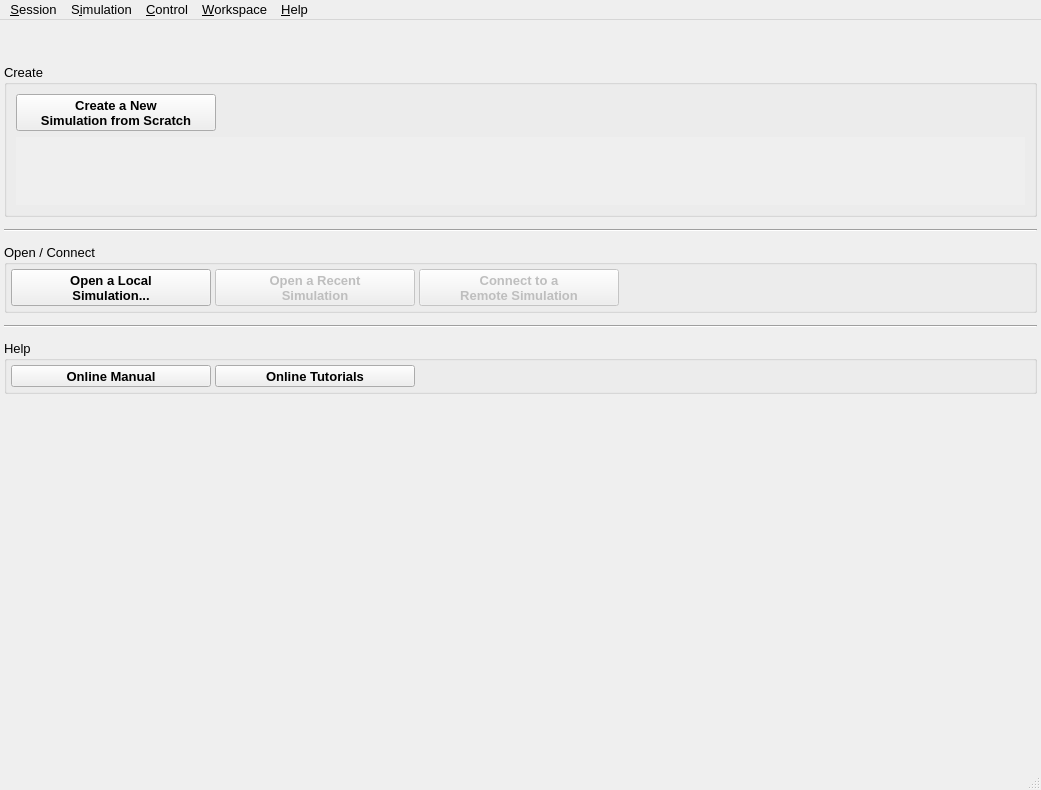
This is src/gui/gui.ui in disorderedmaterials/dissolve as Qt 5 draws it before an edit. The edited form follows.
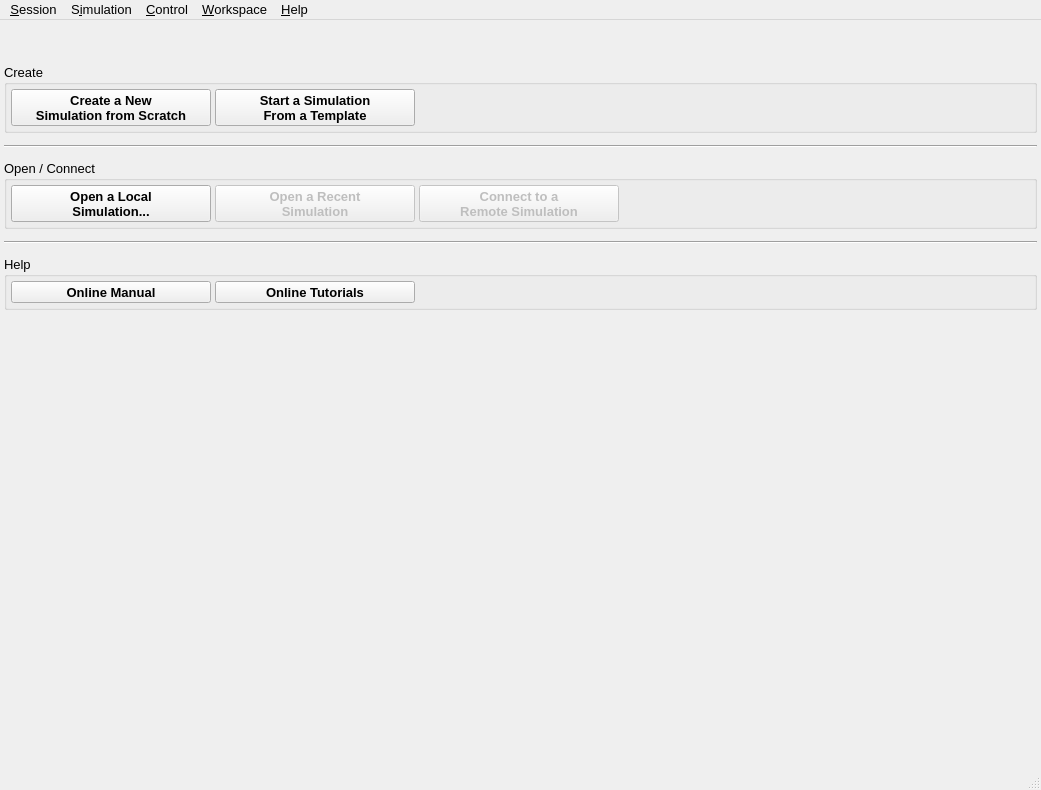
This is the edited form. The open tabs and pages were chosen to show the change. Icons and pictures are not drawn. Custom widgets are drawn as their Qt base class.

Commit message: Add system template selection dialog.

```diff
--- a/src/gui/gui.ui
+++ b/src/gui/gui.ui
@@ -85,24 +85,21 @@
           <property name="flat">
            <bool>false</bool>
           </property>
-          <layout class="QVBoxLayout" name="verticalLayout_4">
-           <item>
-            <widget class="QWidget" name="StartCreateWidget" native="true">
-             <layout class="QHBoxLayout" name="horizontalLayout_3">
+          <layout class="QHBoxLayout" name="horizontalLayout_5">
               <property name="spacing">
-               <number>0</number>
+            <number>4</number>
               </property>
               <property name="leftMargin">
-               <number>0</number>
+            <number>4</number>
               </property>
               <property name="topMargin">
-               <number>0</number>
+            <number>4</number>
               </property>
               <property name="rightMargin">
-               <number>0</number>
+            <number>4</number>
               </property>
               <property name="bottomMargin">
-               <number>0</number>
+            <number>4</number>
               </property>
               <item>
                <widget class="QToolButton" name="StartCreateNewButton">
@@ -144,6 +141,46 @@
                 </property>
                </widget>
               </item>
+           <item>
+            <widget class="QToolButton" name="StartCreateFromTemplateButton">
+             <property name="sizePolicy">
+              <sizepolicy hsizetype="Expanding" vsizetype="Expanding">
+               <horstretch>0</horstretch>
+               <verstretch>0</verstretch>
+              </sizepolicy>
+             </property>
+             <property name="maximumSize">
+              <size>
+               <width>200</width>
+               <height>200</height>
+              </size>
+             </property>
+             <property name="font">
+              <font>
+               <pointsize>10</pointsize>
+               <weight>75</weight>
+               <bold>true</bold>
+              </font>
+             </property>
+             <property name="text">
+              <string>Start a Simulation
+From a Template</string>
+             </property>
+             <property name="icon">
+              <iconset resource="main.qrc">
+               <normaloff>:/start/icons/start_template.svg</normaloff>:/start/icons/start_template.svg</iconset>
+             </property>
+             <property name="iconSize">
+              <size>
+               <width>64</width>
+               <height>64</height>
+              </size>
+             </property>
+             <property name="toolButtonStyle">
+              <enum>Qt::ToolButtonTextUnderIcon</enum>
+             </property>
+            </widget>
+           </item>
               <item>
                <spacer name="horizontalSpacer">
                 <property name="orientation">
@@ -161,82 +198,6 @@
             </widget>
            </item>
            <item>
-            <widget class="QScrollArea" name="StartCreateScrollArea">
-             <property name="sizePolicy">
-              <sizepolicy hsizetype="Preferred" vsizetype="Expanding">
-               <horstretch>0</horstretch>
-               <verstretch>0</verstretch>
-              </sizepolicy>
-             </property>
-             <property name="maximumSize">
-              <size>
-               <width>16777215</width>
-               <height>216</height>
-              </size>
-             </property>
-             <property name="frameShape">
-              <enum>QFrame::NoFrame</enum>
-             </property>
-             <property name="verticalScrollBarPolicy">
-              <enum>Qt::ScrollBarAlwaysOff</enum>
-             </property>
-             <property name="horizontalScrollBarPolicy">
-              <enum>Qt::ScrollBarAsNeeded</enum>
-             </property>
-             <property name="sizeAdjustPolicy">
-              <enum>QAbstractScrollArea::AdjustToContents</enum>
-             </property>
-             <property name="widgetResizable">
-              <bool>false</bool>
-             </property>
-             <widget class="QWidget" name="StartCreateScrollAreaContents">
-              <property name="geometry">
-               <rect>
-                <x>0</x>
-                <y>0</y>
-                <width>200</width>
-                <height>73</height>
-               </rect>
-              </property>
-              <property name="sizePolicy">
-               <sizepolicy hsizetype="Expanding" vsizetype="Expanding">
-                <horstretch>0</horstretch>
-                <verstretch>0</verstretch>
-               </sizepolicy>
-              </property>
-              <property name="maximumSize">
-               <size>
-                <width>200</width>
-                <height>200</height>
-               </size>
-              </property>
-              <layout class="QHBoxLayout" name="horizontalLayout_7">
-               <property name="spacing">
-                <number>4</number>
-               </property>
-               <property name="sizeConstraint">
-                <enum>QLayout::SetDefaultConstraint</enum>
-               </property>
-               <property name="leftMargin">
-                <number>0</number>
-               </property>
-               <property name="topMargin">
-                <number>0</number>
-               </property>
-               <property name="rightMargin">
-                <number>0</number>
-               </property>
-               <property name="bottomMargin">
-                <number>0</number>
-               </property>
-              </layout>
-             </widget>
-            </widget>
-           </item>
-          </layout>
-         </widget>
-        </item>
-        <item>
          <widget class="Line" name="StartLine1">
           <property name="orientation">
            <enum>Qt::Horizontal</enum>
```
Left out of the diff: 26 changed lines with no effect on the pictures. Lines whose indentation alone changed are shown as unchanged. The commit also changes 9 other files.
